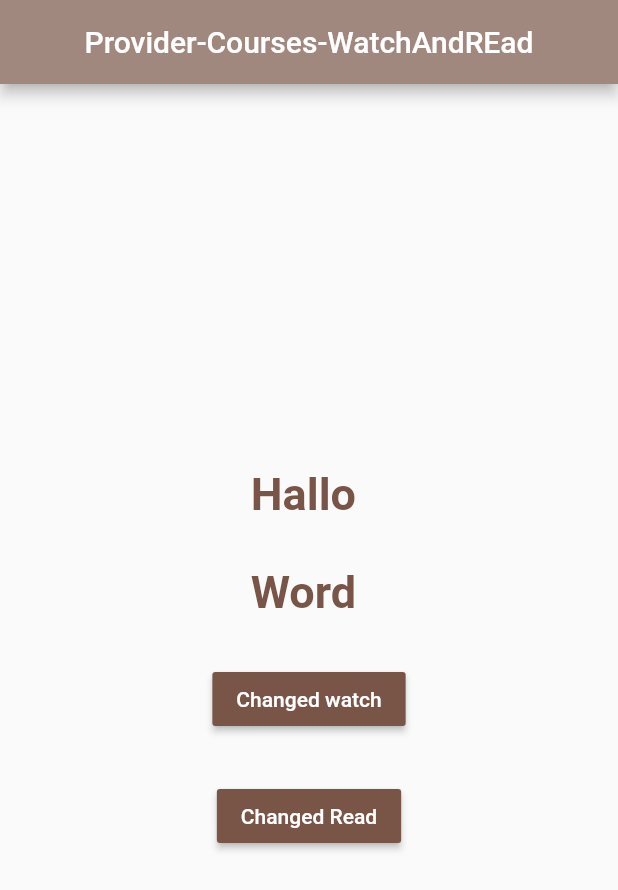
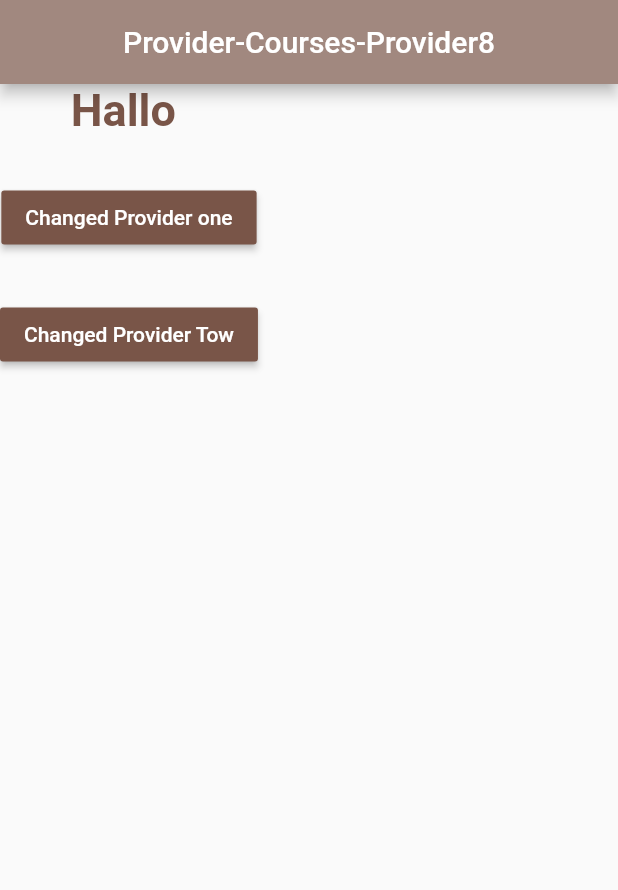
Before and after one commit to Eng-bodour/provider-cource, a Flutter app: the screen it shows after launch, on a phone screen of 412 x 824 dp. Shown: the top 890 px of the screen. Run offline on Flutter 3.47's test engine with Material 2 defaults, Android fonts, the phone set to English and light mode, and no system bars.

Commit message:
--8- Provider lesson

```diff
--- a/lib/main.dart
+++ b/lib/main.dart
@@ -1,6 +1,7 @@
 import 'package:flutter/material.dart';
+import 'package:providercourses/provider8.dart';
 //import 'package:providercourses/providerof.dart';
-import 'package:providercourses/watchandread.dart';
+//import 'package:providercourses/watchandread.dart';
 //import 'package:providercourses/scope.dart';
 //import 'package:providercourses/consumer.dart';
 //import 'package:providercourses/selector.dart';
@@ -9,6 +10,6 @@ import 'package:providercourses/watchandread.dart';
 void main() {
   runApp(const MaterialApp(
     title: 'Provider-Classes',
-    home: WatchAndRead(),
+    home: Provider8(),
   ));
 }
--- /dev/null
+++ b/lib/provider8.dart
@@ -0,0 +1,96 @@
+import 'package:flutter/material.dart';
+import 'package:provider/provider.dart';
+
+class Provider8 extends StatefulWidget {
+  const Provider8({Key? key}) : super(key: key);
+
+  @override
+  _Provider8State createState() => _Provider8State();
+}
+
+class _Provider8State extends State<Provider8> {
+  @override
+  Widget build(BuildContext context) {
+    return Scaffold(
+      appBar: AppBar(
+        title: const Text('Provider-Courses-Provider8'),
+        centerTitle: true,
+        backgroundColor: Colors.brown[300],
+      ),
+      body: Provider<Model>(
+        create: (context) => Model(),
+        child: Column(
+          children: [
+            Consumer<Model>(
+              builder: (context, value, child) {
+                //this print first value no print value when exchange value
+                print(value.text1);
+                return Text(
+                  value.text1,
+                  style: const TextStyle(
+                      color: Colors.brown,
+                      fontWeight: FontWeight.bold,
+                      fontSize: 30),
+                );
+              },
+            ),
+            const SizedBox(
+              height: 30.0,
+            ),
+            Consumer<Model>(
+              builder: (context, value, child) {
+                //this print first value no print value when exchange value
+                print(value.text1);
+                return MaterialButton(
+                  color: Colors.brown,
+                  onPressed: () {
+                    value.changeText1();
+                  },
+                  child: const Text(
+                    'Changed Provider one',
+                    style: TextStyle(color: Colors.white),
+                  ),
+                );
+              },
+            ),
+            const SizedBox(
+              height: 30.0,
+            ),
+            Consumer<Model>(
+              builder: (context, value, child) {
+                // print(value.text1);
+                return MaterialButton(
+                  color: Colors.brown,
+                  onPressed: () {
+                    value.changeText2();
+                  },
+                  child: const Text(
+                    'Changed Provider Tow',
+                    style: TextStyle(color: Colors.white),
+                  ),
+                );
+              },
+            )
+          ],
+        ),
+      ),
+    );
+  }
+}
+
+class Model {
+  String text1 = "Hallo ";
+
+  void changeText1() {
+    text1 = "Provider one ";
+    // ignore: avoid_print
+    print(text1);
+  }
+
+  void changeText2() {
+    text1 = "Provider Tow ";
+    // ignore: avoid_print
+    print(text1);
+    //this print value exchange
+  }
+}
--- a/lib/watchandread.dart
+++ b/lib/watchandread.dart
@@ -29,7 +29,7 @@ class WidgetChild extends StatelessWidget {
 
   @override
   Widget build(BuildContext context) {
-    var model = Provider.of<Model>(context);
+    //  var model = Provider.of<Model>(context);
     return Center(
       child: Column(
         mainAxisAlignment: MainAxisAlignment.center,
```
